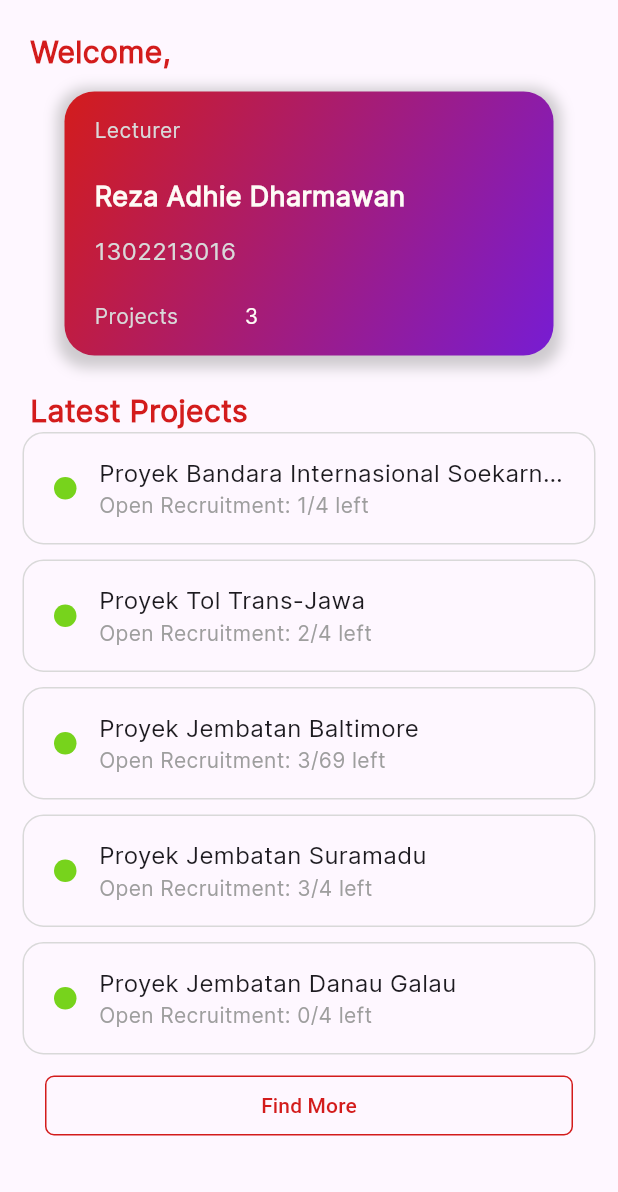
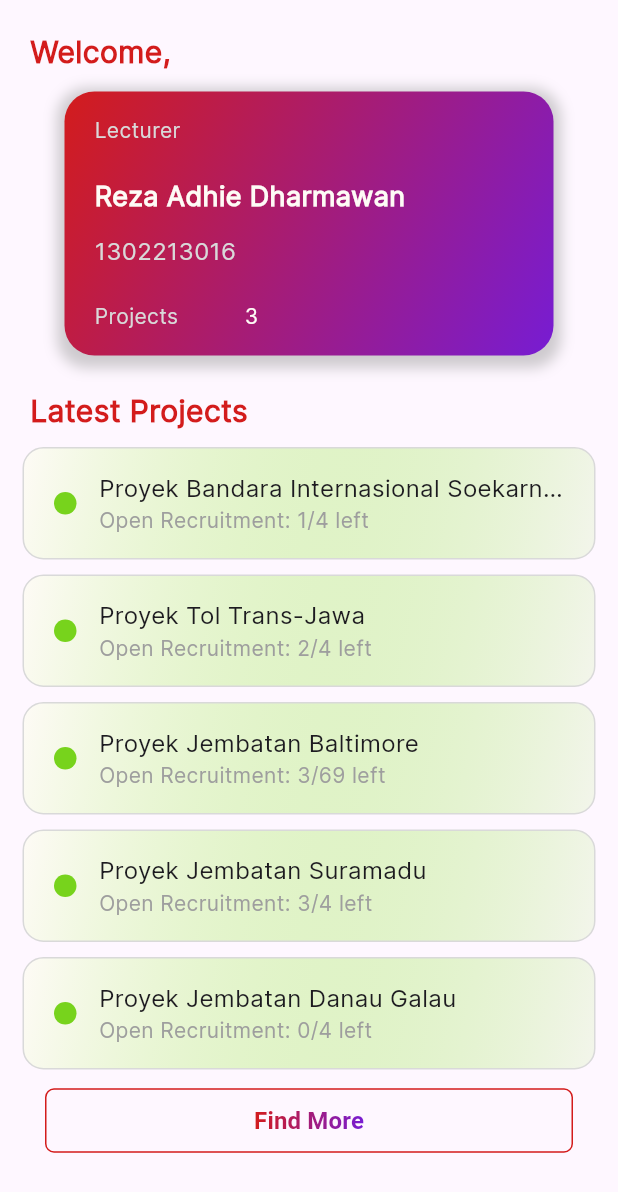
Before and after one commit to rezadhied/telu_project, a Flutter app: the HomePage screen opened directly, on a phone screen of 412 x 824 dp. Shown: the top 1192 px of the screen. Run offline on Flutter 3.47's test engine with Material 3 defaults, Android fonts, the phone set to English and light mode, and no system bars; our stand-ins replace carousel_slider, flutter_datetime_picker_plus, google_fonts.

Commit message:
more home update

```diff
--- a/lib/screens/home_screen.dart
+++ b/lib/screens/home_screen.dart
@@ -66,14 +66,9 @@ class _HomePage extends State<HomePage> {
                       decoration: BoxDecoration(
                           borderRadius: BorderRadius.circular(20),
                           gradient: const LinearGradient(
-                            colors: [
-                              AppColors.primary,
-                              AppColors.quarternary
-                            ],
-                            begin: Alignment
-                                .topLeft,
-                            end: Alignment
-                                .bottomRight,
+                            colors: [AppColors.primary, AppColors.quarternary],
+                            begin: Alignment.topLeft,
+                            end: Alignment.bottomRight,
                           ),
                           boxShadow: [
                             BoxShadow(
@@ -163,7 +158,7 @@ class _HomePage extends State<HomePage> {
                   ),
                 ),
                 Padding(
-                  padding: const EdgeInsets.fromLTRB(20, 10, 10, 0),
+                  padding: const EdgeInsets.fromLTRB(20, 10, 10, 10),
                   child: Text(
                     'Latest Projects',
                     style: GoogleFonts.inter(
@@ -185,6 +180,13 @@ class _HomePage extends State<HomePage> {
                   decoration: BoxDecoration(
                     border: Border.all(color: AppColors.grey, width: 1),
                     borderRadius: BorderRadius.circular(14),
+                    gradient: LinearGradient(
+            colors: [AppColors.white, AppColors.secondaryAlternative.withOpacity(0.1)],
+            begin: Alignment.topLeft,
+            end: Alignment.bottomRight,
+            stops: [0.0, 1.0],
+            tileMode: TileMode.clamp,
+          ),
                   ),
                   child: Row(
                     mainAxisAlignment: MainAxisAlignment.spaceBetween,
@@ -241,7 +243,24 @@ class _HomePage extends State<HomePage> {
                         Navigator.of(context).push(MaterialPageRoute(
                             builder: (context) => const MyProject()));
                       },
-                      child: const Text('Find More'),
+                      child: ShaderMask(
+                        blendMode: BlendMode.srcIn,
+                        shaderCallback: (Rect bounds) {
+                          return LinearGradient(
+                            colors: [
+                              AppColors.primary,
+                              AppColors.quarternary
+                            ],
+                          ).createShader(bounds);
+                        },
+                        child: const Text(
+                          'Find More',
+                          style: TextStyle(
+                            fontSize: 16,
+                            fontWeight: FontWeight.bold,
+                          ),
+                        ),
+                      ),
                     ),
                   ),
                 ],
```
